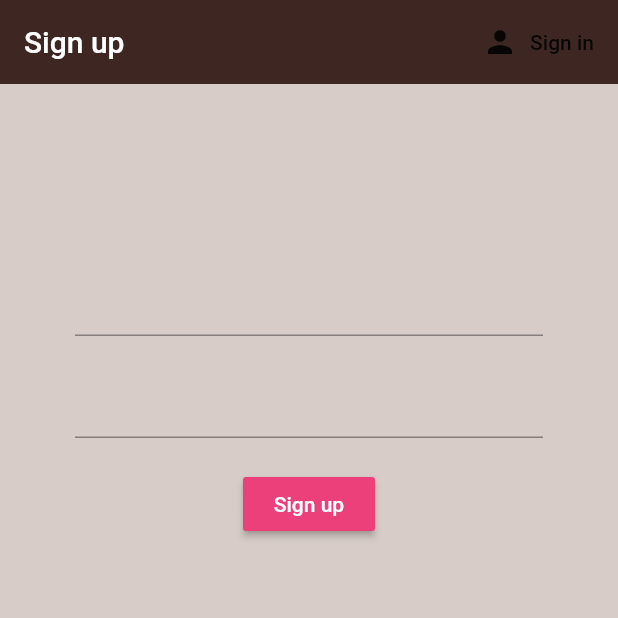
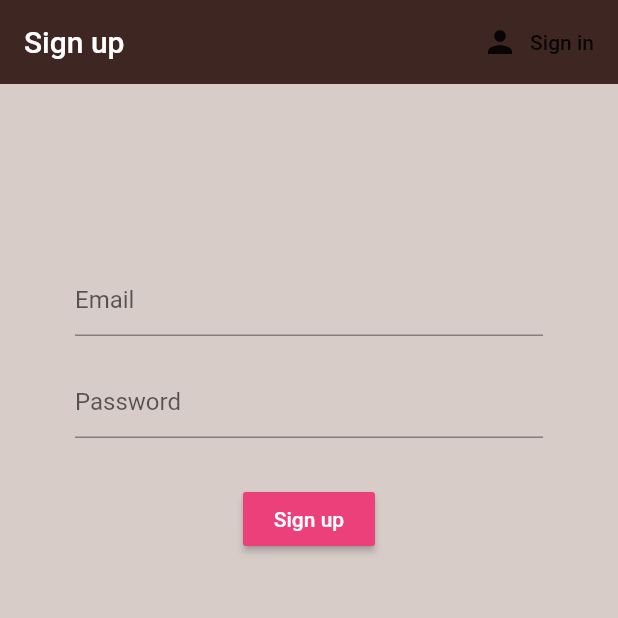
Before and after one commit to Brightmuk/flutter-firebase-Auth, a Flutter app: the screen it shows after launch, after a tap on "Sign in", after a tap on "Register", on a phone screen of 412 x 824 dp, the top half of it. Run offline on Flutter 3.47's test engine with Material 2 defaults, Android fonts, the phone set to English and light mode, and no system bars; our stand-ins replace firebase_auth; accounts and stored records are empty.

Commit message:
Add custom styling on forms

```diff
--- a/lib/screens/authenticate/register.dart
+++ b/lib/screens/authenticate/register.dart
@@ -1,5 +1,6 @@
 import 'package:flutter/material.dart';
 import 'package:flutterfirebase/services/auth.dart';
+import 'package:flutterfirebase/shared/constants.dart';
 
 class Register extends StatefulWidget {
 
@@ -45,6 +46,7 @@ class _RegisterState extends State<Register> {
               children: <Widget>[
                 SizedBox(height:100),
                 TextFormField(
+                  decoration:textInputDeco.copyWith(hintText: 'Email'),
                   validator: (val)=>val.isEmpty ? 'Enter an email':null,
                   onChanged: (val){
                     setState(() {
@@ -55,6 +57,7 @@ class _RegisterState extends State<Register> {
                 ),
                 SizedBox(height:20),
                 TextFormField(
+                  decoration:textInputDeco.copyWith(hintText: 'Password'),
                   validator: (val)=>val.length<6 ? 'Password must have more than 6 chars ':null,
                   obscureText: true,
                   onChanged: (val){
@@ -63,7 +66,7 @@ class _RegisterState extends State<Register> {
                     });
                   },
                 ),
-                SizedBox(height:20),
+                SizedBox(height:30),
                 RaisedButton(
                   color:Colors.pink[400],
                   child:Text(
--- a/lib/screens/authenticate/sign_in.dart
+++ b/lib/screens/authenticate/sign_in.dart
@@ -1,5 +1,6 @@
 import 'package:flutter/material.dart';
 import 'package:flutterfirebase/services/auth.dart';
+import 'package:flutterfirebase/shared/constants.dart';
 
 class SignIn extends StatefulWidget {
 
@@ -44,6 +45,7 @@ class _SignInState extends State<SignIn> {
           children: <Widget>[
             SizedBox(height:100),
             TextFormField(
+              decoration:textInputDeco.copyWith(hintText: 'Email'),
               validator: (val)=>val.isEmpty ? 'Enter an email':null,
               onChanged: (val){
                 setState(() {
@@ -55,6 +57,7 @@ class _SignInState extends State<SignIn> {
             ),
             SizedBox(height:20),
             TextFormField(
+              decoration:textInputDeco.copyWith(hintText: 'Password'),
               validator: (val)=>val.length<6 ? 'Password must have more than 6 chars ':null,
               obscureText: true,
               onChanged: (val){
@@ -64,7 +67,7 @@ class _SignInState extends State<SignIn> {
                 });
                 },
             ),
-            SizedBox(height:20),
+            SizedBox(height:30),
             RaisedButton(
               color:Colors.pink[400],
               child:Text(
--- /dev/null
+++ b/lib/shared/constants.dart
@@ -0,0 +1,5 @@
+import 'package:flutter/material.dart';
+
+const textInputDeco = InputDecoration(
+
+);
```
